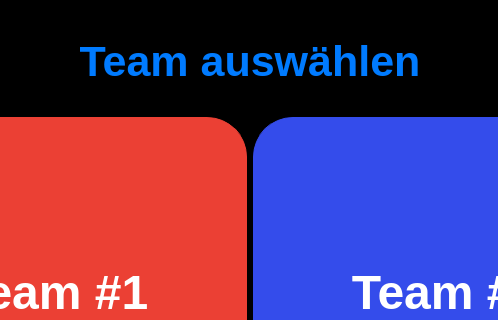
The window that ui_elements/teamselection.ui (AndreWohnsland/CocktailBerry) describes before a commit, drawn with Qt 5; both pictures show x 150 to 648 and y 0 to 320 of the 800 by 480 pixel window.
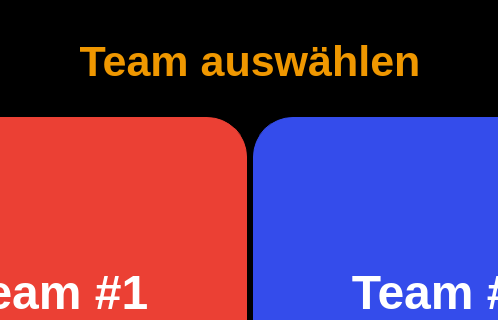
The same window after the commit.

```diff
--- a/ui_elements/teamselection.ui
+++ b/ui_elements/teamselection.ui
@@ -63,6 +63,9 @@
 }
 
 
+#LHeader {
+		color: rgb(239, 151, 0);
+}
 </string>
   </property>
   <property name="modal">
@@ -70,7 +73,7 @@
   </property>
   <layout class="QVBoxLayout" name="verticalLayout">
    <item>
-    <widget class="QLabel" name="Lheader">
+    <widget class="QLabel" name="LHeader">
      <property name="minimumSize">
       <size>
        <width>0</width>
```
